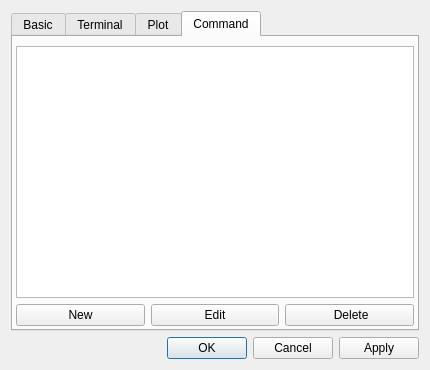
skiars/SerialTool, file SerialTool/ui/optionsbox.ui: the form before one commit.
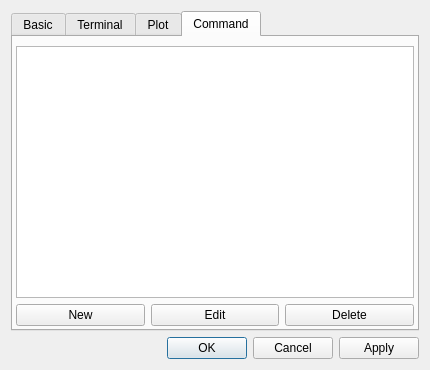
The form after the commit. The open tabs and pages were chosen to show the change.

The edit to the form file:
```diff
--- a/SerialTool/ui/optionsbox.ui
+++ b/SerialTool/ui/optionsbox.ui
@@ -630,7 +630,7 @@
          <item>
           <widget class="QPushButton" name="cmdDelete">
            <property name="text">
-            <string> Delete</string>
+            <string>Delete</string>
            </property>
           </widget>
          </item>
```
Left out of the diff: 4 changed lines with no effect on the pictures.
